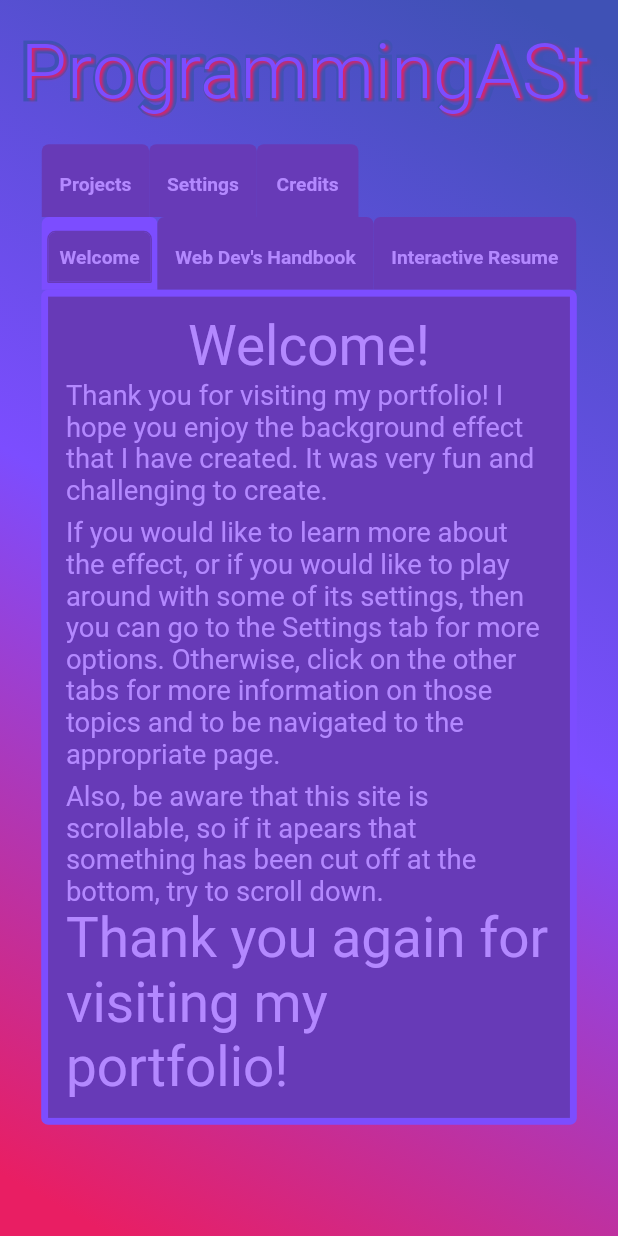
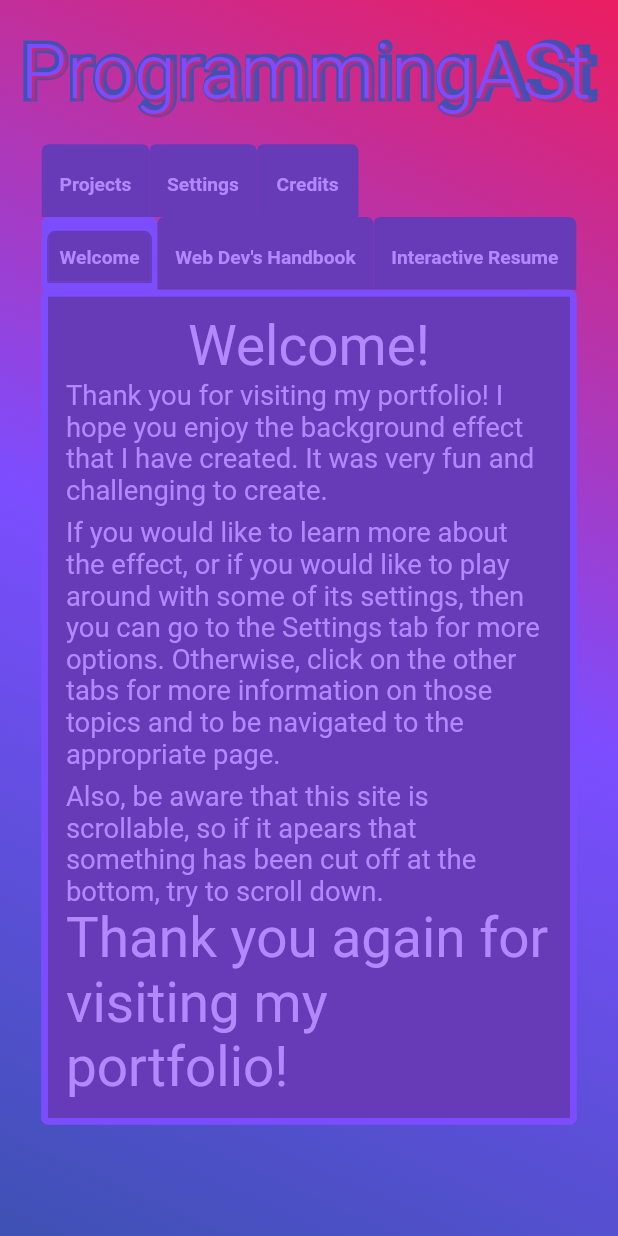
Before and after one commit to ProgrammingAStorm/Flutter-Portfolio, a Flutter app: the screen it shows after launch, on a phone screen of 412 x 824 dp. Run offline on Flutter 3.47's test engine with Material 2 defaults, Android fonts, the phone set to English and light mode, and no system bars; our stand-ins replace flutter_colorpicker, responsive_framework; Roboto replaces fonts that are missing (BigMisterC).

Commit message:
Gradient Effect Tweeks

```diff
--- a/lib/pages/main_menu/components/gradient.dart
+++ b/lib/pages/main_menu/components/gradient.dart
@@ -85,17 +85,17 @@ class _GradientWidState extends State<GradientWid>
       };
 
       beginBegin = Alignment(
+          (-viewWidth + (2 * rotationPoints["b"]!["x"]!)) / viewWidth,
+          (-viewHeight + (2 * rotationPoints["b"]!["y"]!)) / viewHeight);
+      beginEnd = Alignment(
+          (-viewWidth + (2 * rotationPoints["d"]!["x"]!)) / viewWidth,
+          (-viewHeight + (2 * rotationPoints["d"]!["y"]!)) / viewHeight);
+      endBegin = Alignment(
           (-viewWidth + (2 * rotationPoints["a"]!["x"]!)) / viewWidth,
           (-viewHeight + (2 * rotationPoints["a"]!["y"]!)) / viewHeight);
-      beginEnd = Alignment(
+      endEnd = Alignment(
           (-viewWidth + (2 * rotationPoints["c"]!["x"]!)) / viewWidth,
           (-viewHeight + (2 * rotationPoints["c"]!["y"]!)) / viewHeight);
-      endBegin = Alignment(
-          (-viewWidth + (2 * rotationPoints["b"]!["x"]!)) / viewWidth,
-          (-viewHeight + (2 * rotationPoints["b"]!["y"]!)) / viewHeight);
-      endEnd = Alignment(
-          (-viewWidth + (2 * rotationPoints["d"]!["x"]!)) / viewWidth,
-          (-viewHeight + (2 * rotationPoints["d"]!["y"]!)) / viewHeight);
     }
 
     return DecorationTween(
@@ -103,14 +103,14 @@ class _GradientWidState extends State<GradientWid>
           gradient: LinearGradient(
             begin: beginBegin,
             end: beginEnd,
-            colors: widget.colors,
+            colors: widget.colors.reversed.toList(),
           ),
         ),
         end: BoxDecoration(
           gradient: LinearGradient(
-            begin: endEnd,
-            end: endBegin,
-            colors: widget.colors,
+            begin: endBegin,
+            end: endEnd,
+            colors: widget.colors.reversed.toList(),
           ),
         ));
   }
```
